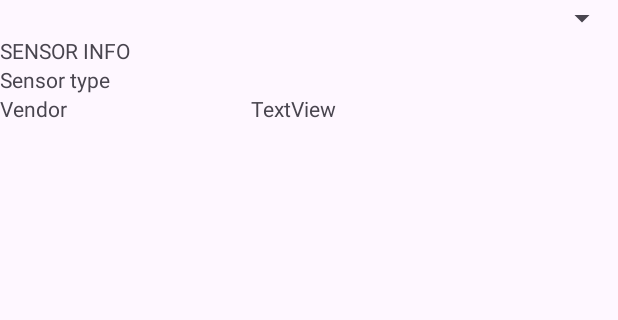
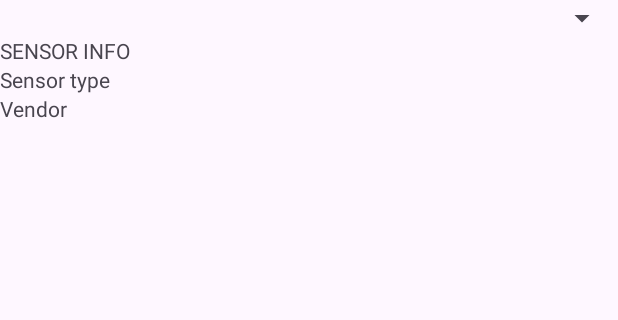
Before and after one commit to rafapuig/PMDM7J-2024, an Android app: the layout activity_main.xml on its own in the app's theme, with its tools: preview values and no code run, on a phone screen of 412 x 824 dp, the part 29-349 px from its top. Run offline under Robolectric (Android 15) with nearby library versions, the phone set to English and light mode, and no system bars.

```diff
--- a/mysensors/src/main/res/layout/activity_main.xml
+++ b/mysensors/src/main/res/layout/activity_main.xml
@@ -62,8 +62,7 @@
                 android:id="@+id/sensor_vendor"
                 android:layout_width="wrap_content"
                 android:layout_height="wrap_content"
-                android:layout_weight="2"
-                android:text="TextView" />
+                android:layout_weight="2" />
         </TableRow>
 
     </TableLayout>
```
Also changed, not shown: mysensors/src/main/java/es/rafapuig/mysensors/MainActivity.kt (+6 -2 lines).
